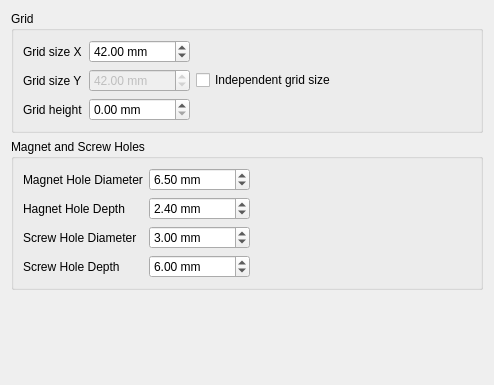
Above: freecad/gridfinity_workbench/ui/preferences.ui from Stu142/FreeCAD-Gridfinity-Workbench before the change. Below: the same form after it.
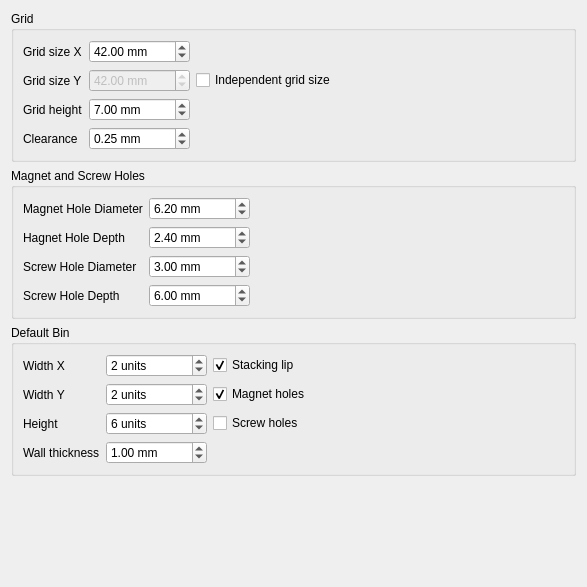
That is the form after the change. Custom widgets are drawn as their Qt base class.

Patch:
```diff
--- a/freecad/gridfinity_workbench/ui/preferences.ui
+++ b/freecad/gridfinity_workbench/ui/preferences.ui
@@ -6,8 +6,8 @@
    <rect>
     <x>0</x>
     <y>0</y>
-    <width>484</width>
-    <height>385</height>
+    <width>587</width>
+    <height>587</height>
    </rect>
   </property>
   <property name="windowTitle">
@@ -26,26 +26,6 @@
       <string>Grid</string>
      </property>
      <layout class="QGridLayout" name="gridLayout_2">
-      <item row="0" column="0">
-       <widget class="QLabel" name="GridSizeXLabel">
-        <property name="text">
-         <string>Grid size X</string>
-        </property>
-       </widget>
-      </item>
-      <item row="0" column="2">
-       <spacer name="horizontalSpacer">
-        <property name="orientation">
-         <enum>Qt::Orientation::Horizontal</enum>
-        </property>
-        <property name="sizeHint" stdset="0">
-         <size>
-          <width>40</width>
-          <height>20</height>
-         </size>
-        </property>
-       </spacer>
-      </item>
       <item row="2" column="0">
        <widget class="QLabel" name="GridHeightLabel">
         <property name="text">
@@ -53,10 +33,10 @@
         </property>
        </widget>
       </item>
-      <item row="1" column="0">
-       <widget class="QLabel" name="GridSizeYLabel">
+      <item row="0" column="0">
+       <widget class="QLabel" name="GridSizeXLabel">
         <property name="text">
-         <string>Grid size Y</string>
+         <string>Grid size X</string>
         </property>
        </widget>
       </item>
@@ -73,25 +53,6 @@
         </property>
        </widget>
       </item>
-      <item row="0" column="1">
-       <widget class="Gui::PrefDoubleSpinBox" name="GridSizeXSpinbox">
-        <property name="suffix">
-         <string> mm</string>
-        </property>
-        <property name="maximum">
-         <double>10000.000000000000000</double>
-        </property>
-        <property name="value">
-         <double>42.000000000000000</double>
-        </property>
-        <property name="prefEntry" stdset="0">
-         <cstring>GridSizeX</cstring>
-        </property>
-        <property name="prefPath" stdset="0">
-         <cstring>Mod/Gridfinity</cstring>
-        </property>
-       </widget>
-      </item>
       <item row="1" column="1">
        <widget class="Gui::PrefDoubleSpinBox" name="GridSizeYSpinbox">
         <property name="enabled">
@@ -115,13 +76,16 @@
        </widget>
       </item>
       <item row="2" column="1">
-       <widget class="Gui::PrefDoubleSpinBox" name="doubleSpinBox_3">
+       <widget class="Gui::PrefDoubleSpinBox" name="GridHeightSpinbox">
         <property name="suffix">
          <string> mm</string>
         </property>
         <property name="maximum">
          <double>10000.000000000000000</double>
         </property>
+        <property name="value">
+         <double>7.000000000000000</double>
+        </property>
         <property name="prefEntry" stdset="0">
          <cstring>GridHeight</cstring>
         </property>
@@ -130,6 +94,74 @@
         </property>
        </widget>
       </item>
+      <item row="1" column="0">
+       <widget class="QLabel" name="GridSizeYLabel">
+        <property name="text">
+         <string>Grid size Y</string>
+        </property>
+       </widget>
+      </item>
+      <item row="0" column="2">
+       <spacer name="horizontalSpacer">
+        <property name="orientation">
+         <enum>Qt::Orientation::Horizontal</enum>
+        </property>
+        <property name="sizeHint" stdset="0">
+         <size>
+          <width>40</width>
+          <height>20</height>
+         </size>
+        </property>
+       </spacer>
+      </item>
+      <item row="0" column="1">
+       <widget class="Gui::PrefDoubleSpinBox" name="GridSizeXSpinbox">
+        <property name="suffix">
+         <string> mm</string>
+        </property>
+        <property name="maximum">
+         <double>10000.000000000000000</double>
+        </property>
+        <property name="value">
+         <double>42.000000000000000</double>
+        </property>
+        <property name="prefEntry" stdset="0">
+         <cstring>GridSizeX</cstring>
+        </property>
+        <property name="prefPath" stdset="0">
+         <cstring>Mod/Gridfinity</cstring>
+        </property>
+       </widget>
+      </item>
+      <item row="3" column="1">
+       <widget class="Gui::PrefDoubleSpinBox" name="ClearanceSpinbox">
+        <property name="suffix">
+         <string> mm</string>
+        </property>
+        <property name="maximum">
+         <double>10000.000000000000000</double>
+        </property>
+        <property name="singleStep">
+         <double>0.050000000000000</double>
+        </property>
+        <property name="value">
+         <double>0.250000000000000</double>
+        </property>
+        <property name="prefEntry" stdset="0">
+         <cstring>Clearance</cstring>
+        </property>
+        <property name="prefPath" stdset="0">
+         <cstring>Mod/Gridfinity</cstring>
+        </property>
+       </widget>
+      </item>
+      <item row="3" column="0">
+       <widget class="QLabel" name="ClearanceLabel">
+        <property name="text">
+         <string>Clearance</string>
+        </property>
+       </widget>
+      </item>
      </layout>
     </widget>
    </item>
@@ -255,7 +287,7 @@
          <double>0.100000000000000</double>
         </property>
         <property name="value">
-         <double>6.500000000000000</double>
+         <double>6.200000000000000</double>
         </property>
         <property name="prefEntry" stdset="0">
          <cstring>MagnetHoleDiameter</cstring>
@@ -268,6 +300,189 @@
      </layout>
     </widget>
    </item>
+   <item>
+    <widget class="QGroupBox" name="BinDefaultGroupBox">
+     <property name="title">
+      <string>Default Bin</string>
+     </property>
+     <layout class="QGridLayout" name="gridLayout">
+      <item row="0" column="4">
+       <spacer name="horizontalSpacer_3">
+        <property name="orientation">
+         <enum>Qt::Orientation::Horizontal</enum>
+        </property>
+        <property name="sizeHint" stdset="0">
+         <size>
+          <width>40</width>
+          <height>20</height>
+         </size>
+        </property>
+       </spacer>
+      </item>
+      <item row="0" column="0">
+       <widget class="QLabel" name="BinWidthXLabel">
+        <property name="text">
+         <string>Width X</string>
+        </property>
+       </widget>
+      </item>
+      <item row="2" column="2">
+       <widget class="Gui::PrefCheckBox" name="checkBox">
+        <property name="text">
+         <string>Screw holes</string>
+        </property>
+        <property name="prefEntry" stdset="0">
+         <cstring>BinScrewHoles</cstring>
+        </property>
+        <property name="prefPath" stdset="0">
+         <cstring>Mod/Gridfinity</cstring>
+        </property>
+       </widget>
+      </item>
+      <item row="0" column="1">
+       <widget class="Gui::PrefSpinBox" name="BinWidthXSpinbox">
+        <property name="suffix">
+         <string> units</string>
+        </property>
+        <property name="minimum">
+         <number>1</number>
+        </property>
+        <property name="maximum">
+         <number>10000</number>
+        </property>
+        <property name="value">
+         <number>2</number>
+        </property>
+        <property name="prefEntry" stdset="0">
+         <cstring>BinWidthX</cstring>
+        </property>
+        <property name="prefPath" stdset="0">
+         <cstring>Mod/Gridfinity</cstring>
+        </property>
+       </widget>
+      </item>
+      <item row="1" column="2">
+       <widget class="Gui::PrefCheckBox" name="MagnetHolesCheckbox">
+        <property name="text">
+         <string>Magnet holes</string>
+        </property>
+        <property name="checked">
+         <bool>true</bool>
+        </property>
+        <property name="prefEntry" stdset="0">
+         <cstring>BinMagnetHoles</cstring>
+        </property>
+        <property name="prefPath" stdset="0">
+         <cstring>Mod/Gridfinity</cstring>
+        </property>
+       </widget>
+      </item>
+      <item row="1" column="1">
+       <widget class="Gui::PrefSpinBox" name="BinWidthYSpinbox">
+        <property name="suffix">
+         <string> units</string>
+        </property>
+        <property name="minimum">
+         <number>1</number>
+        </property>
+        <property name="maximum">
+         <number>10000</number>
+        </property>
+        <property name="value">
+         <number>2</number>
+        </property>
+        <property name="prefEntry" stdset="0">
+         <cstring>BinWidthY</cstring>
+        </property>
+        <property name="prefPath" stdset="0">
+         <cstring>Mod/Gridfinity</cstring>
+        </property>
+       </widget>
+      </item>
+      <item row="1" column="0">
+       <widget class="QLabel" name="BinWidthYLabel">
+        <property name="text">
+         <string>Width Y</string>
+        </property>
+       </widget>
+      </item>
+      <item row="3" column="0">
+       <widget class="QLabel" name="BinWallThicknessLabel">
+        <property name="text">
+         <string>Wall thickness</string>
+        </property>
+       </widget>
+      </item>
+      <item row="2" column="0">
+       <widget class="QLabel" name="BinHeightLabel">
+        <property name="text">
+         <string>Height</string>
+        </property>
+       </widget>
+      </item>
+      <item row="2" column="1">
+       <widget class="Gui::PrefSpinBox" name="BinHeightSpinbox">
+        <property name="suffix">
+         <string> units</string>
+        </property>
+        <property name="minimum">
+         <number>1</number>
+        </property>
+        <property name="maximum">
+         <number>10000</number>
+        </property>
+        <property name="value">
+         <number>6</number>
+        </property>
+        <property name="prefEntry" stdset="0">
+         <cstring>BinHeight</cstring>
+        </property>
+        <property name="prefPath" stdset="0">
+         <cstring>Mod/Gridfinity</cstring>
+        </property>
+       </widget>
+      </item>
+      <item row="3" column="1">
+       <widget class="Gui::PrefDoubleSpinBox" name="BinWallThicknessSpinbox">
+        <property name="suffix">
+         <string> mm</string>
+        </property>
+        <property name="maximum">
+         <double>10000.000000000000000</double>
+        </property>
+        <property name="singleStep">
+         <double>0.100000000000000</double>
+        </property>
+        <property name="value">
+         <double>1.000000000000000</double>
+        </property>
+        <property name="prefEntry" stdset="0">
+         <cstring>BinWallThickness</cstring>
+        </property>
+        <property name="prefPath" stdset="0">
+         <cstring>Mod/Gridfinity</cstring>
+        </property>
+       </widget>
+      </item>
+      <item row="0" column="2">
+       <widget class="Gui::PrefCheckBox" name="StackingLipCheckbox">
+        <property name="text">
+         <string>Stacking lip</string>
+        </property>
+        <property name="checked">
+         <bool>true</bool>
+        </property>
+        <property name="prefEntry" stdset="0">
+         <cstring>StackingLip</cstring>
+        </property>
+        <property name="prefPath" stdset="0">
+         <cstring>Mod/Gridfinity</cstring>
+        </property>
+       </widget>
+      </item>
+     </layout>
+    </widget>
+   </item>
    <item>
     <spacer name="verticalSpacer">
      <property name="orientation">
@@ -284,6 +499,11 @@
   </layout>
  </widget>
  <customwidgets>
+  <customwidget>
+   <class>Gui::PrefSpinBox</class>
+   <extends>QSpinBox</extends>
+   <header>Gui/PrefWidgets.h</header>
+  </customwidget>
   <customwidget>
    <class>Gui::PrefCheckBox</class>
    <extends>QCheckBox</extends>
```
